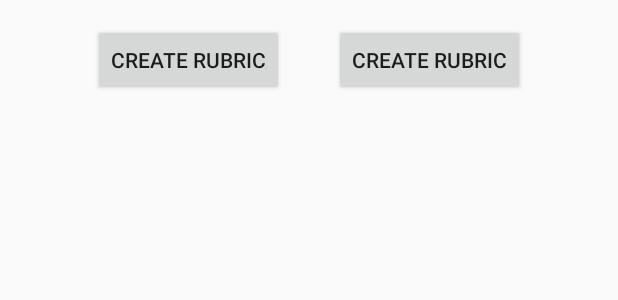
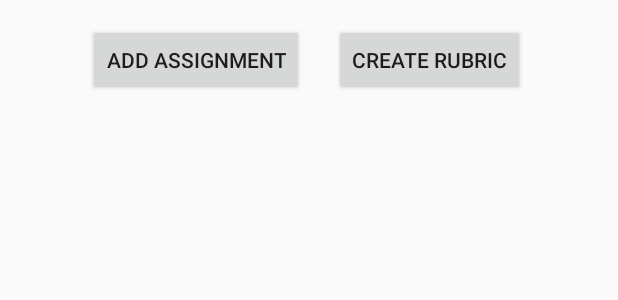
Before and after one commit to dericsp004/RubricApp, an Android app: the layout activity_main.xml on its own in the app's theme, with its tools: preview values and no code run, on a phone screen of 412 x 824 dp. Shown: the top 300 px of the screen. Run offline under Robolectric (Android 15) with nearby library versions, the phone set to English and light mode, and no system bars.

Commit message:
Bug fixes

```diff
--- a/app/src/main/res/layout/activity_main.xml
+++ b/app/src/main/res/layout/activity_main.xml
@@ -28,13 +28,12 @@
         android:layout_marginLeft="8dp"
         android:layout_marginRight="8dp"
         android:layout_marginTop="16dp"
-        android:onClick="addAssignment"
         android:text="Add Assignment"
         app:layout_constraintHorizontal_bias="0.2"
         app:layout_constraintLeft_toLeftOf="parent"
         app:layout_constraintRight_toRightOf="parent"
         app:layout_constraintTop_toTopOf="parent"
-        tools:text="Create Rubric" />
+        tools:text="Add Assignment" />
 
     <ListView
         android:id="@+id/RubricList"
```
